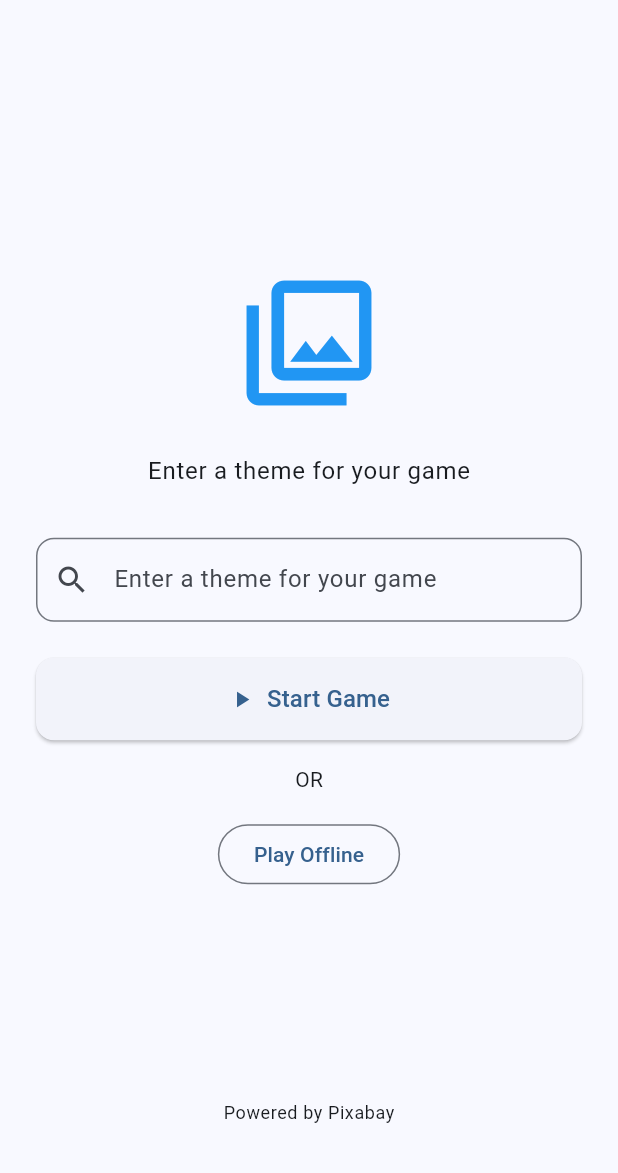
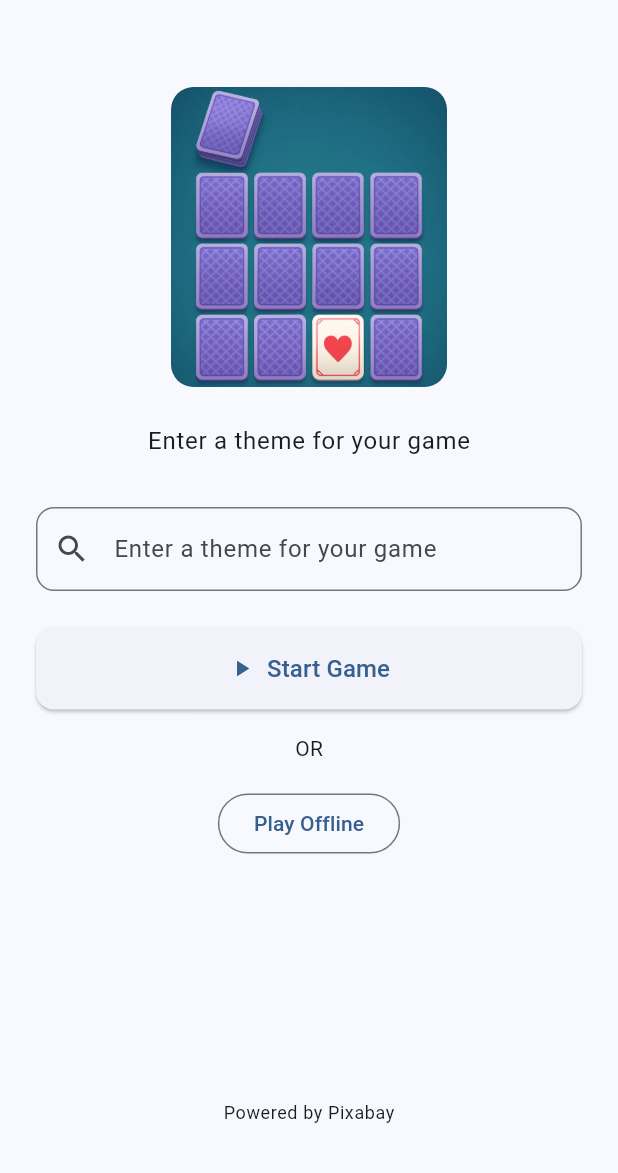
Before and after one commit to ilya-k-inno/card_flipper_ai, a Flutter app: the screen it shows after launch, on a phone screen of 412 x 824 dp, the part 63-1236 px from its top. Run offline on Flutter 3.47's test engine with Material 3 defaults, Android fonts, the phone set to English and light mode, and no system bars; our stand-ins replace connectivity_plus, dartz, equatable, flutter_bloc, get_it, shared_preferences.

Commit message:
main/ change app look

```diff
--- a/lib/src/features/game/presentation/pages/prompt_screen.dart
+++ b/lib/src/features/game/presentation/pages/prompt_screen.dart
@@ -100,12 +100,19 @@ class _PromptScreenState extends State<PromptScreen> {
               child: Column(
                 mainAxisAlignment: MainAxisAlignment.center,
                 children: [
-                  const Spacer(),
-                  const Icon(
-                    Icons.photo_library_outlined,
-                    size: 100,
-                    color: Colors.blue,
+                  const SizedBox(height: 20),
+                  ClipRRect(
+                    borderRadius: BorderRadius.circular(15),
+                    child: Image.asset(
+                      'assets/images/img.png',
+                      height: 200,
+                    ),
                   ),
+                  // const Icon(
+                  //   Icons.photo_library_outlined,
+                  //   size: 100,
+                  //   color: Colors.blue,
+                  // ),
                   const SizedBox(height: 24),
                   Text(
                     AppLocalizations.of(context)!.enterTheme,
--- a/pubspec.yaml
+++ b/pubspec.yaml
@@ -38,6 +38,6 @@ flutter:
   generate: true  # Enables code generation for localization
 
   assets:
-    - assets/translations/
+    - assets/images/
 
   # Material 3 is enabled by default in Flutter 3.0+
```
Also changed, not shown: lib/src/features/settings/presentation/pages/settings_screen.dart (+7 -0 lines), assets/images/background.png (added), assets/images/img.png (added).
